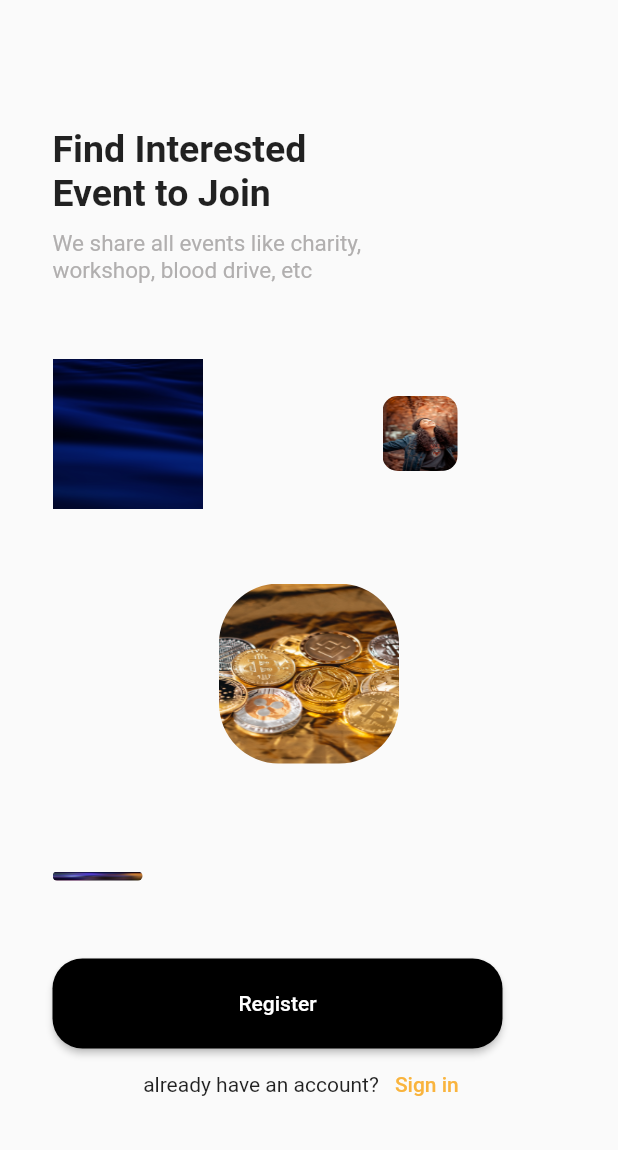
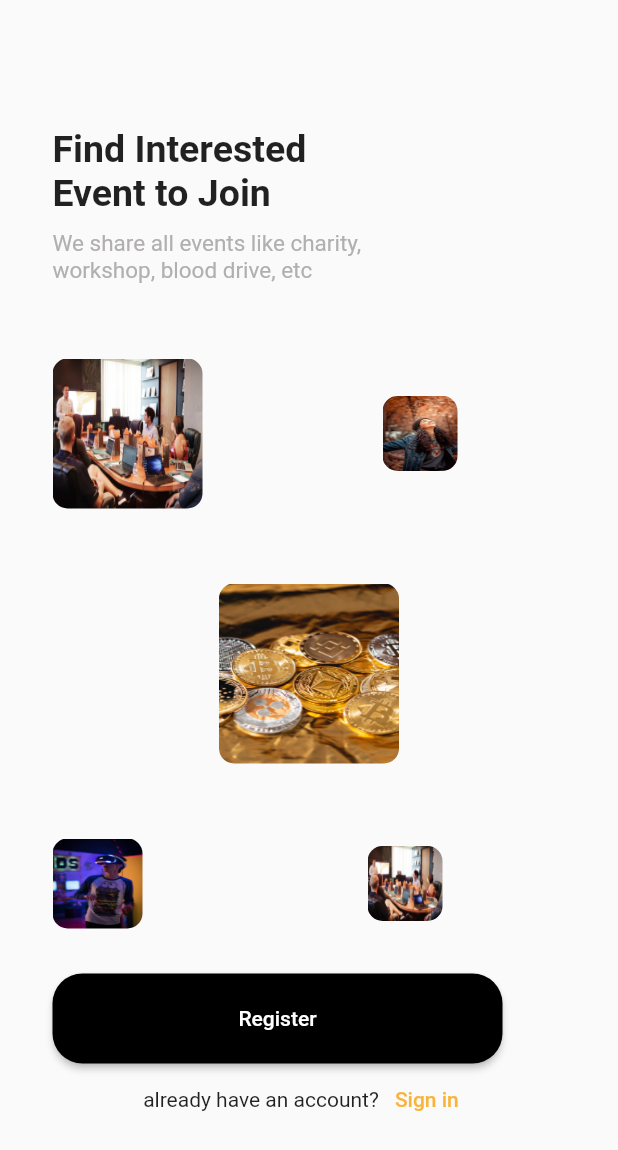
Before and after one commit to roboanonymous/UI_practice, a Flutter app: the screen it shows after launch, on a phone screen of 412 x 824 dp. Shown: the top 1150 px of the screen. Run offline on Flutter 3.47's test engine with Material 2 defaults, Android fonts, the phone set to English and light mode, and no system bars.

```diff
--- a/lib/ui_four.dart
+++ b/lib/ui_four.dart
@@ -25,10 +25,10 @@ class UiFour extends StatelessWidget {
                 width: 100,
                 decoration:   BoxDecoration(
                 image: const DecorationImage(
-                 image: AssetImage("assets/images/creditcard.jpg"),
+                 image: AssetImage("assets/images/img5.jpg"),
                  fit: BoxFit.fill,
                 ),
-               // borderRadius: BorderRadius.circular(10),
+                borderRadius: BorderRadius.circular(10),
               ),
               ),
               SizedBox(width: 120,),
@@ -58,7 +58,7 @@ class UiFour extends StatelessWidget {
                  image: AssetImage("assets/images/img3.jpg"),
                  fit: BoxFit.fill,
                 ),
-                borderRadius: BorderRadius.circular(40),
+                borderRadius: BorderRadius.circular(10),
               ),
                 ),
           ),
@@ -69,7 +69,7 @@ class UiFour extends StatelessWidget {
 
             children: [
                Container(
-                height: 06,
+                height: 60,
                 width: 60,
                  decoration:   BoxDecoration(
                 image: const DecorationImage(
@@ -90,7 +90,7 @@ class UiFour extends StatelessWidget {
                  image: AssetImage("assets/images/img5.jpg"),
                  fit: BoxFit.fill,
                 ),
-               // borderRadius: BorderRadius.circular(10),
+                borderRadius: BorderRadius.circular(10),
               ),
               ),
             ],
```
